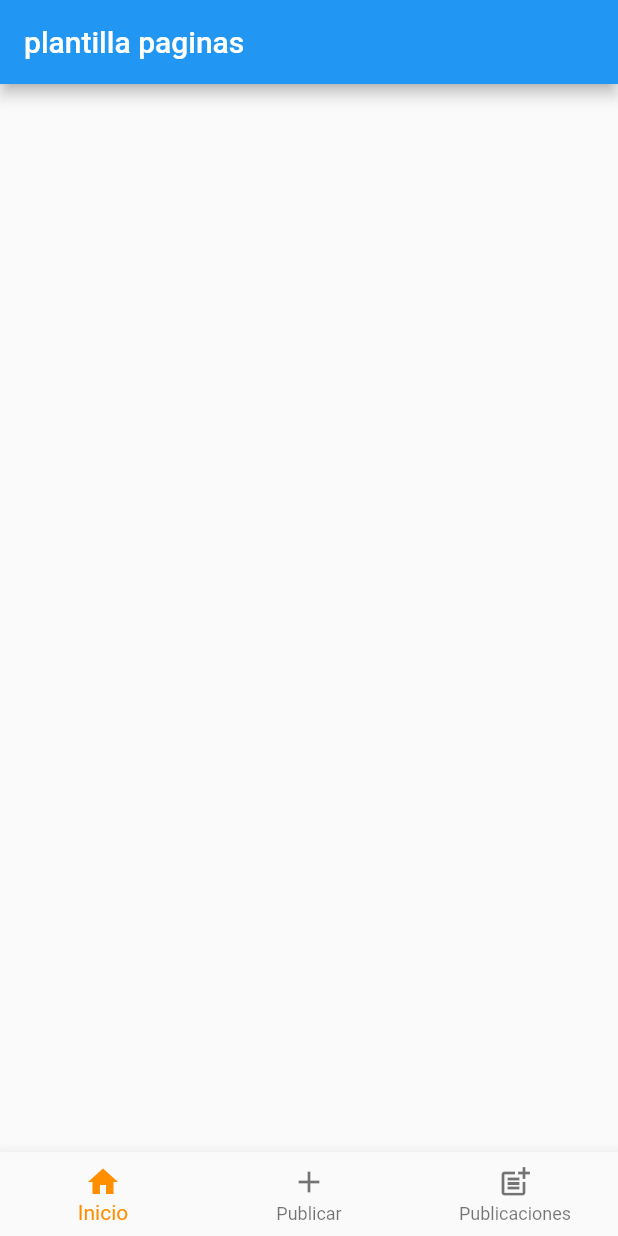
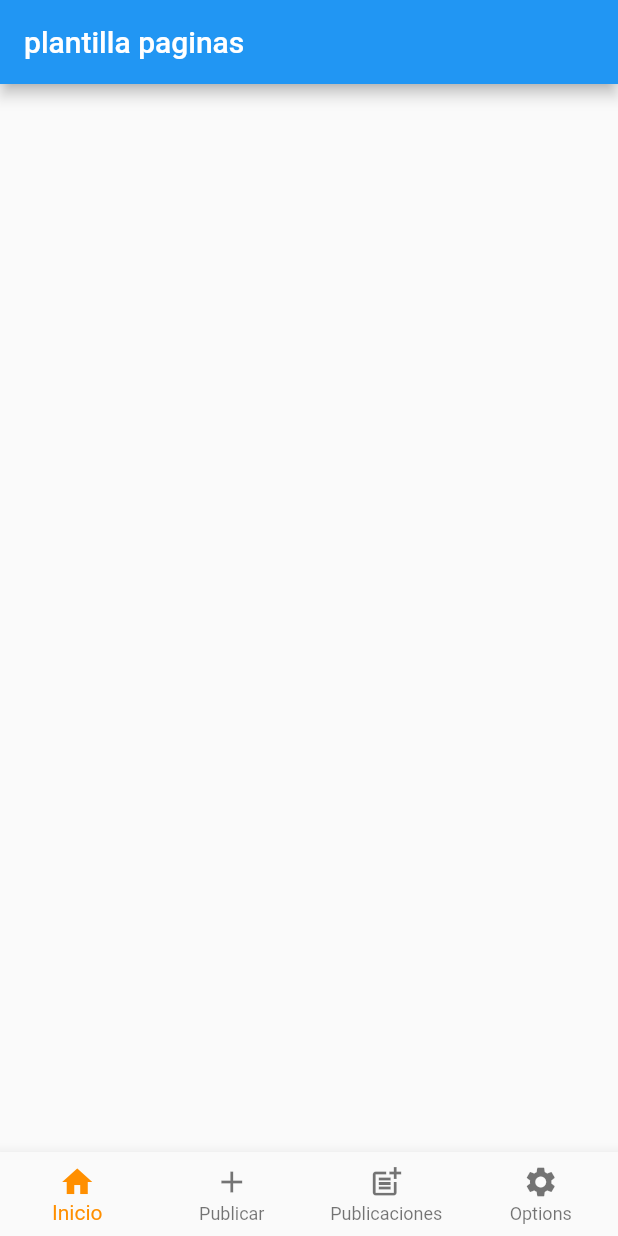
Before and after one commit to ElanTic/LosTSPerrones, a Flutter app: the screen it shows after launch, on a phone screen of 412 x 824 dp. Run offline on Flutter 3.47's test engine with Material 2 defaults, Android fonts, the phone set to English and light mode, and no system bars.

Commit message:
agregada la barra de navegação

```diff
--- a/lib/Views/NavBarC.dart
+++ b/lib/Views/NavBarC.dart
@@ -11,7 +11,7 @@ class NavBarC extends StatefulWidget {
 
 class _NavBarCState extends State<NavBarC> {
   PageController _pageController = PageController();
-  List<Widget> __screens = [Pag(), Pag2(), Pag()];
+  List<Widget> __screens = [Pag(), Pag2(), Pag(), Pag2()];
 
   void _onPageChanged(int index) {
     setState(() {
@@ -40,6 +40,7 @@ class _NavBarCState extends State<NavBarC> {
         physics: NeverScrollableScrollPhysics(),
       ),
       bottomNavigationBar: BottomNavigationBar(
+        type: BottomNavigationBarType.fixed,
         items: const <BottomNavigationBarItem>[
           BottomNavigationBarItem(
             icon: Icon(Icons.home),
@@ -53,12 +54,10 @@ class _NavBarCState extends State<NavBarC> {
             icon: Icon(Icons.post_add),
             label: 'Publicaciones',
           ),
-          /*
           BottomNavigationBarItem(
             icon: Icon(Icons.settings),
             label: 'Options',
           ),
-          */
         ],
         currentIndex: _selectedIndex,
         selectedItemColor: Colors.amber[800],
```
